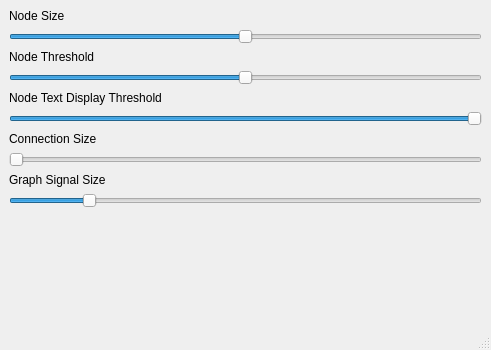
The window that networksettings.ui (Namr/Connected) describes before a commit, drawn with Qt 5.
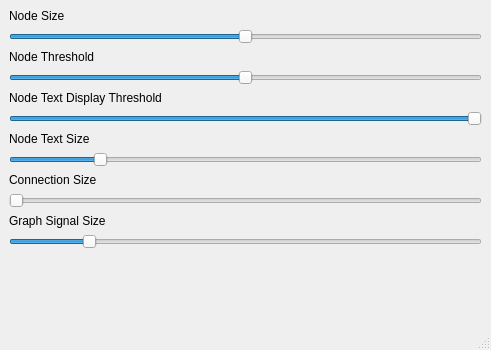
The same window after the commit.

What changed in the file:
```diff
--- a/networksettings.ui
+++ b/networksettings.ui
@@ -77,6 +77,29 @@
         </property>
        </widget>
       </item>
+      <item>
+       <widget class="QLabel" name="label_6">
+        <property name="text">
+         <string>Node Text Size</string>
+        </property>
+       </widget>
+      </item>
+      <item>
+       <widget class="QSlider" name="horizontalSlider_3">
+        <property name="minimum">
+         <number>1</number>
+        </property>
+        <property name="maximum">
+         <number>50</number>
+        </property>
+        <property name="value">
+         <number>10</number>
+        </property>
+        <property name="orientation">
+         <enum>Qt::Horizontal</enum>
+        </property>
+       </widget>
+      </item>
       <item>
        <widget class="QLabel" name="label_2">
         <property name="text">
```
